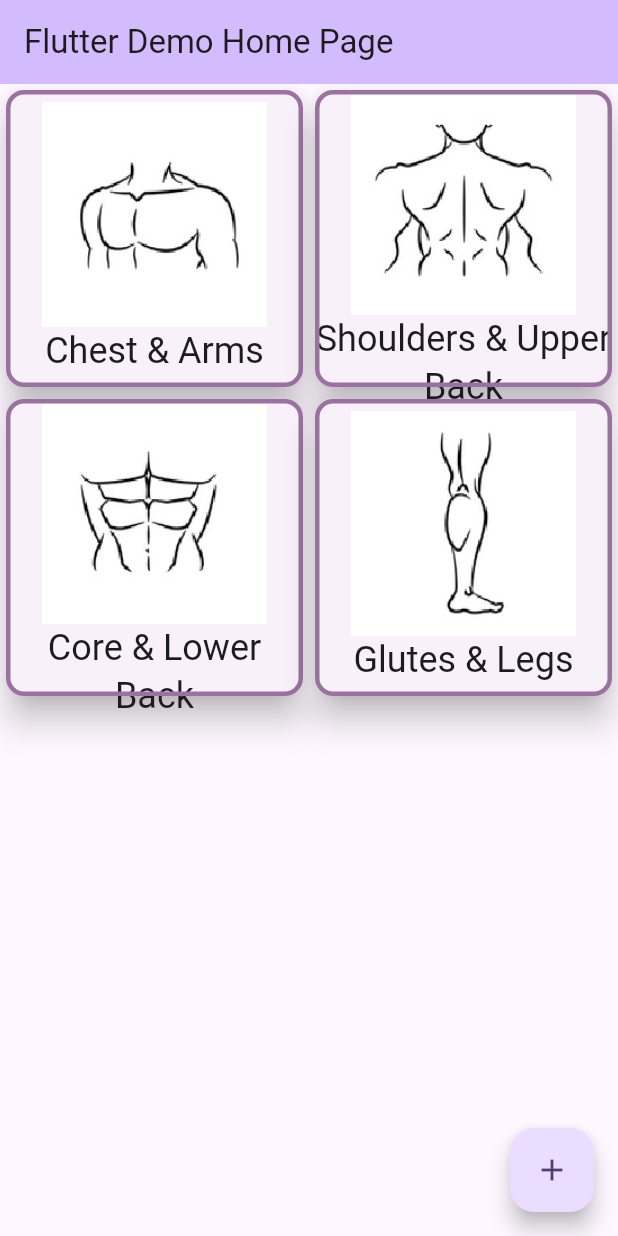
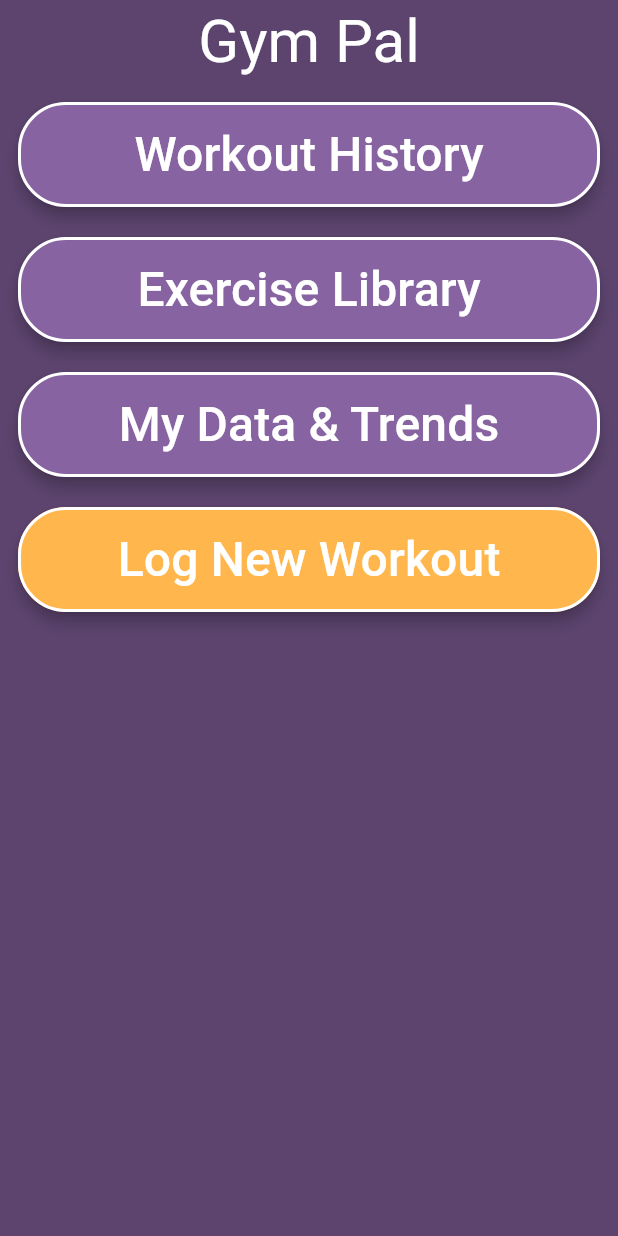
Before and after one commit to Justin-Moretto/gym_app, a Flutter app: the screen it shows after launch, on a phone screen of 412 x 824 dp. Run offline on Flutter 3.47's test engine with Material 3 defaults, Android fonts, the phone set to English and light mode, and no system bars.

Commit message:
Refactored and extracted some custom widgets. Styled the main page. Renamed some things

```diff
--- /dev/null
+++ b/lib/custom_widgets.dart
@@ -0,0 +1,62 @@
+import 'package:flutter/material.dart';
+
+class MainPageButton extends StatelessWidget {
+  final String labelText;
+  final VoidCallback onPressed;
+  final Color backGroundColor;
+
+  const MainPageButton({
+    Key? key,
+    required this.labelText,
+    required this.onPressed,
+    this.backGroundColor = const Color(0xFF8764A1),
+  }) : super(key: key);
+
+  @override
+  Widget build(BuildContext context) {
+    return ElevatedButton(
+      onPressed: onPressed,
+      style: ElevatedButton.styleFrom(
+        backgroundColor:
+            backGroundColor, //?? Theme.of(context).colorScheme.primary,
+        foregroundColor: Colors.white,
+        elevation: 4,
+        padding: const EdgeInsets.symmetric(horizontal: 24, vertical: 12),
+        shape: RoundedRectangleBorder(
+          borderRadius: BorderRadius.circular(32),
+          side: BorderSide(color: Colors.white, width: 2),
+        ),
+      ),
+      child: Text(
+        labelText,
+        style: const TextStyle(color: Colors.white, fontSize: 32),
+      ),
+    );
+  }
+}
+
+class GymPalAppBar extends StatelessWidget implements PreferredSizeWidget {
+  const GymPalAppBar({Key? key}) : super(key: key);
+
+  @override
+  Widget build(BuildContext context) {
+    return AppBar(
+      backgroundColor: const Color(0xFF5C446E),
+      title: Text(
+        "Gym Pal",
+        style: TextStyle(color: Colors.white, fontSize: 40),
+      ),
+      leading:
+          Navigator.canPop(context)
+              ? IconButton(
+                icon: const Icon(Icons.arrow_back, color: Colors.white),
+                onPressed: () => Navigator.pop(context),
+              )
+              : null,
+      centerTitle: true,
+    );
+  }
+
+  @override
+  Size get preferredSize => const Size.fromHeight(56.0);
+}
--- a/lib/classes.dart
+++ b/lib/data_models.dart
@@ -1,4 +1,3 @@
-import 'package:flutter/material.dart';
 
 class ExerciseModel {
   final String name;
@@ -13,7 +12,7 @@ class ExerciseModel {
     this.weight = 0,
     this.reps = 0,
     this.sets = 0,
-    // List<MuscleModel> musclesTargeted = [],
+    List<MuscleModel> musclesTargeted = const [],
     DateTime? timeLastLogged,
   });
 }
--- a/lib/main.dart
+++ b/lib/main.dart
@@ -1,5 +1,6 @@
 import 'package:flutter/material.dart';
-import 'package:gym_app/classes.dart';
+import 'package:gym_app/custom_widgets.dart';
+import 'package:gym_app/log_workout_page.dart';
 
 void main() {
   runApp(const MyApp());
@@ -15,114 +16,86 @@ class MyApp extends StatelessWidget {
       theme: ThemeData(
         colorScheme: ColorScheme.fromSeed(seedColor: Colors.deepPurple),
       ),
-      home: const MyHomePage(title: 'Flutter Demo Home Page'),
+      home: const MyHomePage(),
     );
   }
 }
 
 class MyHomePage extends StatefulWidget {
-  const MyHomePage({super.key, required this.title});
-
-  final String title;
+  const MyHomePage({super.key});
 
   @override
   State<MyHomePage> createState() => _MyHomePageState();
 }
 
 class _MyHomePageState extends State<MyHomePage> {
-  late MuscleGroupModel chestAndArms;
-  late MuscleGroupModel shouldersAndUpperBack;
-  late MuscleGroupModel coreAndLowerBack;
-  late MuscleGroupModel glutesAndLegs;
-
-  List<MuscleGroupModel> muscleGroupCategoriesList = [];
-
   @override
   void initState() {
     super.initState();
-    chestAndArms = MuscleGroupModel(
-      name: "Chest & Arms",
-      imagePath: "assets/chestImage.jpg",
-    ); // Pecs, Biceps, Triceps
-    shouldersAndUpperBack = MuscleGroupModel(
-      name: "Shoulders & Upper Back",
-      imagePath: "assets/backImage.jpg",
-    ); // Delts, Lats, Traps
-    coreAndLowerBack = MuscleGroupModel(
-      name: "Core & Lower Back",
-      imagePath: "assets/absImage.jpg",
-    ); // Abs, Obliques, Erector Spinae
-    glutesAndLegs = MuscleGroupModel(
-      name: "Glutes & Legs",
-      imagePath: "assets/legImage.jpg",
-    ); // Glutes, Quads, Hamstrings, Calves
-
-    muscleGroupCategoriesList.addAll([
-      chestAndArms,
-      shouldersAndUpperBack,
-      coreAndLowerBack,
-      glutesAndLegs,
-    ]);
   }
 
   @override
   Widget build(BuildContext context) {
     return Scaffold(
-      appBar: AppBar(
-        backgroundColor: Theme.of(context).colorScheme.inversePrimary,
-        title: Text(widget.title),
-      ),
+      appBar: GymPalAppBar(),
+      backgroundColor: Color(0xFF5C446E),
       body: Center(
-        child: GridView.count(
-          crossAxisCount: 2,
-          children: List.generate(muscleGroupCategoriesList.length, (index) {
-            return muscleGroupButton(
-              muscleGroup: muscleGroupCategoriesList[index],
-              context: context,
-            );
-          }),
+        child: Padding(
+          padding: const EdgeInsets.all(12.0),
+          child: Column(
+            spacing: 20,
+            crossAxisAlignment: CrossAxisAlignment.stretch,
+            mainAxisAlignment: MainAxisAlignment.start,
+            children: [
+              MainPageButton(
+                onPressed: () {
+                  Navigator.push(
+                    context,
+                    MaterialPageRoute(
+                      builder: (context) => const LogWorkoutPage(),
+                    ),
+                  );
+                },
+                labelText: "Workout History",
+              ),
+              MainPageButton(
+                onPressed: () {
+                  Navigator.push(
+                    context,
+                    MaterialPageRoute(
+                      builder: (context) => const LogWorkoutPage(),
+                    ),
+                  );
+                },
+                labelText: "Exercise Library",
+              ),
+              MainPageButton(
+                onPressed: () {
+                  Navigator.push(
+                    context,
+                    MaterialPageRoute(
+                      builder: (context) => const LogWorkoutPage(),
+                    ),
+                  );
+                },
+                labelText: "My Data & Trends",
+              ),
+              MainPageButton(
+                backGroundColor: Colors.orange.shade300,
+                onPressed: () {
+                  Navigator.push(
+                    context,
+                    MaterialPageRoute(
+                      builder: (context) => const LogWorkoutPage(),
+                    ),
+                  );
+                },
+                labelText: "Log New Workout",
+              ),
+            ],
+          ),
         ),
-      ),
-      floatingActionButton: FloatingActionButton(
-        onPressed: null,
-        tooltip: 'Increment',
-        child: const Icon(Icons.add),
       ),
     );
   }
 }
-
-Widget muscleGroupButton({
-  required MuscleGroupModel muscleGroup,
-  required BuildContext context,
-}) {
-  return Card(
-    shape: RoundedRectangleBorder(
-      side: const BorderSide(
-        color: Color.fromARGB(255, 153, 114, 160),
-        width: 3,
-      ),
-      borderRadius: BorderRadius.circular(12),
-    ),
-    elevation: 9,
-    child: InkWell(
-      onTap: () => print("${muscleGroup.name} selected"),
-      child: Column(
-        crossAxisAlignment: CrossAxisAlignment.center,
-        mainAxisAlignment: MainAxisAlignment.center,
-        children: [
-          Image.asset(
-            muscleGroup.imagePath,
-            width: 150,
-            height: 150,
-          ),
-          Text(
-            muscleGroup.name,
-            style: TextTheme.of(context).headlineSmall,
-            textAlign: TextAlign.center,
-          ),
-        ],
-      ),
-    ),
-  );
-}
--- /dev/null
+++ b/lib/old_main.dart
@@ -0,0 +1,128 @@
+import 'package:flutter/material.dart';
+import 'package:gym_app/data_models.dart';
+import 'package:gym_app/log_workout_page.dart';
+
+void main() {
+  runApp(const MyApp());
+}
+
+class MyApp extends StatelessWidget {
+  const MyApp({super.key});
+
+  @override
+  Widget build(BuildContext context) {
+    return MaterialApp(
+      title: 'Flutter Demo',
+      theme: ThemeData(
+        colorScheme: ColorScheme.fromSeed(seedColor: Colors.deepPurple),
+      ),
+      home: const MyHomePage(),
+    );
+  }
+}
+
+class MyHomePage extends StatefulWidget {
+  const MyHomePage({super.key});
+
+  @override
+  State<MyHomePage> createState() => _MyHomePageState();
+}
+
+class _MyHomePageState extends State<MyHomePage> {
+  late MuscleGroupModel chestAndArms;
+  late MuscleGroupModel shouldersAndUpperBack;
+  late MuscleGroupModel coreAndLowerBack;
+  late MuscleGroupModel glutesAndLegs;
+
+  List<MuscleGroupModel> muscleGroupCategoriesList = [];
+
+  @override
+  void initState() {
+    super.initState();
+    chestAndArms = MuscleGroupModel(
+      name: "Chest & Arms",
+      imagePath: "assets/chestImage.jpg",
+    ); // Pecs, Biceps, Triceps
+    shouldersAndUpperBack = MuscleGroupModel(
+      name: "Shoulders & Upper Back",
+      imagePath: "assets/backImage.jpg",
+    ); // Delts, Lats, Traps
+    coreAndLowerBack = MuscleGroupModel(
+      name: "Core & Lower Back",
+      imagePath: "assets/absImage.jpg",
+    ); // Abs, Obliques, Erector Spinae
+    glutesAndLegs = MuscleGroupModel(
+      name: "Glutes & Legs",
+      imagePath: "assets/legImage.jpg",
+    ); // Glutes, Quads, Hamstrings, Calves
+
+    muscleGroupCategoriesList.addAll([
+      chestAndArms,
+      shouldersAndUpperBack,
+      coreAndLowerBack,
+      glutesAndLegs,
+    ]);
+  }
+
+  @override
+  Widget build(BuildContext context) {
+    return Scaffold(
+      appBar: AppBar(
+        backgroundColor: Theme.of(context).colorScheme.inversePrimary,
+        title: Text("Home"),
+      ),
+      body: Center(
+        child: GridView.count(
+          crossAxisCount: 2,
+          children: List.generate(muscleGroupCategoriesList.length, (index) {
+            return muscleGroupButton(
+              muscleGroup: muscleGroupCategoriesList[index],
+              context: context,
+            );
+          }),
+        ),
+      ),
+      floatingActionButton: FloatingActionButton(
+        onPressed: () {
+          Navigator.push(
+            context,
+            MaterialPageRoute(builder: (context) => const LogWorkoutPage()),
+          );
+        },
+        tooltip: 'Increment',
+        child: const Icon(Icons.add),
+      ),
+    );
+  }
+}
+
+Widget muscleGroupButton({
+  required MuscleGroupModel muscleGroup,
+  required BuildContext context,
+}) {
+  return Card(
+    shape: RoundedRectangleBorder(
+      side: const BorderSide(
+        color: Color.fromARGB(255, 153, 114, 160),
+        width: 3,
+      ),
+      borderRadius: BorderRadius.circular(12),
+    ),
+    elevation: 9,
+    child: InkWell(
+      onTap: () => print("${muscleGroup.name} selected"),
+      child: Column(
+        crossAxisAlignment: CrossAxisAlignment.center,
+        mainAxisAlignment: MainAxisAlignment.center,
+        children: [
+          Image.asset(muscleGroup.imagePath, width: 150, height: 150),
+          Text(
+            muscleGroup.name,
+            style: TextTheme.of(context).headlineSmall,
+            textAlign: TextAlign.center,
+          ),
+        ],
+      ),
+    ),
+  );
+}
```
Also changed, not shown: lib/lifts.dart (deleted, +0 -16 lines), lib/log_workout_page.dart (added, +90 -0 lines).
